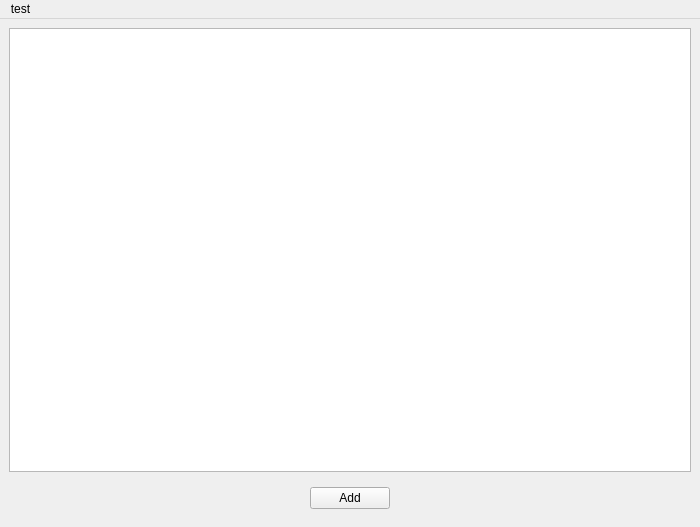
The window that ui/main.ui (TYZ47/ShortcutMemo) describes before a commit, drawn with Qt 5.
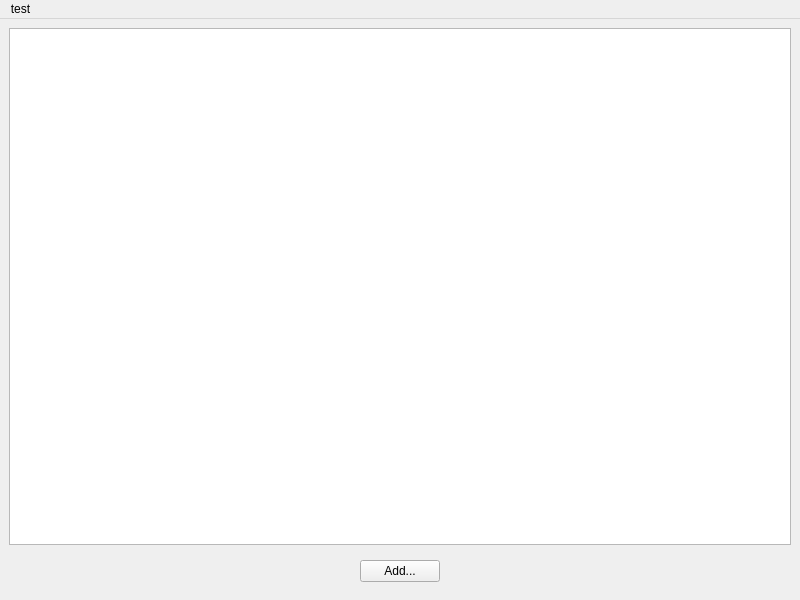
The same window after the commit.

```diff
--- a/ui/main.ui
+++ b/ui/main.ui
@@ -6,8 +6,8 @@
    <rect>
     <x>0</x>
     <y>0</y>
-    <width>700</width>
-    <height>527</height>
+    <width>800</width>
+    <height>600</height>
    </rect>
   </property>
   <property name="windowTitle">
@@ -56,7 +56,7 @@
            <item>
             <widget class="QPushButton" name="btn_add">
              <property name="text">
-              <string>Add</string>
+              <string>Add...</string>
              </property>
             </widget>
            </item>
@@ -88,8 +88,8 @@
     <rect>
      <x>0</x>
      <y>0</y>
-     <width>700</width>
-     <height>21</height>
+     <width>800</width>
+     <height>22</height>
     </rect>
    </property>
    <widget class="QMenu" name="menutest">
```
Left out of the diff: 4 changed lines with no effect on the pictures.
